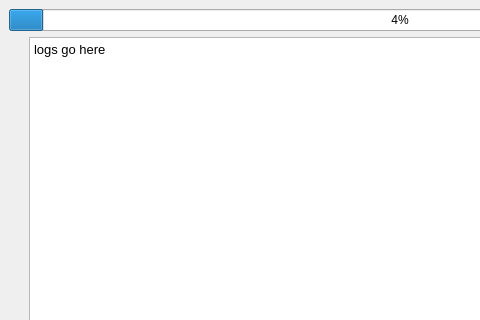
The window that hikload/MainWindow.ui (Tedyst/HikLoad) describes before a commit, drawn with Qt 5; both pictures show x 0 to 480 and y 0 to 320 of the 800 by 600 pixel window.
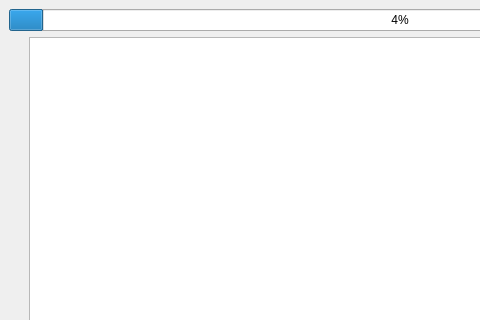
The same window after the commit.

Commit message: fix: ui is functional

The edit to the form file:
```diff
--- a/hikload/MainWindow.ui
+++ b/hikload/MainWindow.ui
@@ -52,7 +52,7 @@
 &lt;html&gt;&lt;head&gt;&lt;meta name=&quot;qrichtext&quot; content=&quot;1&quot; /&gt;&lt;style type=&quot;text/css&quot;&gt;
 p, li { white-space: pre-wrap; }
 &lt;/style&gt;&lt;/head&gt;&lt;body style=&quot; font-family:'Noto Sans'; font-size:10pt; font-weight:400; font-style:normal;&quot;&gt;
-&lt;p style=&quot; margin-top:0px; margin-bottom:0px; margin-left:0px; margin-right:0px; -qt-block-indent:0; text-indent:0px;&quot;&gt;logs go here&lt;/p&gt;&lt;/body&gt;&lt;/html&gt;</string>
+&lt;p style=&quot; margin-top:0px; margin-bottom:0px; margin-left:0px; margin-right:0px; -qt-block-indent:0; text-indent:0px;&quot;&gt;&lt;/p&gt;&lt;/body&gt;&lt;/html&gt;</string>
           </property>
          </widget>
         </item>
```
The commit also changes 4 other files.
